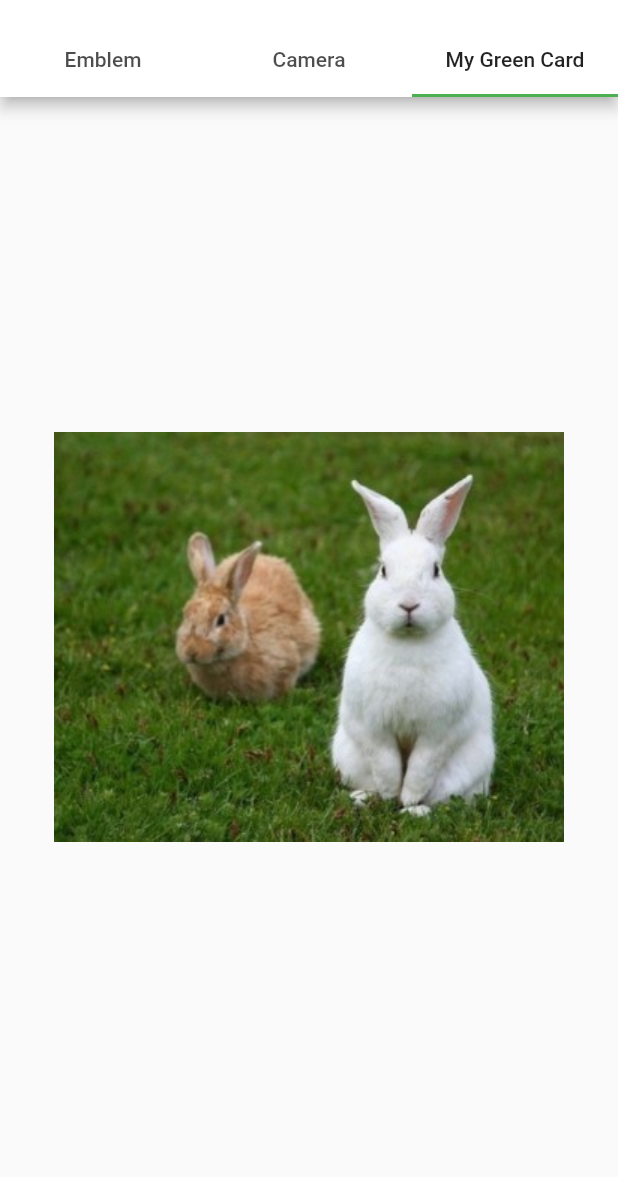
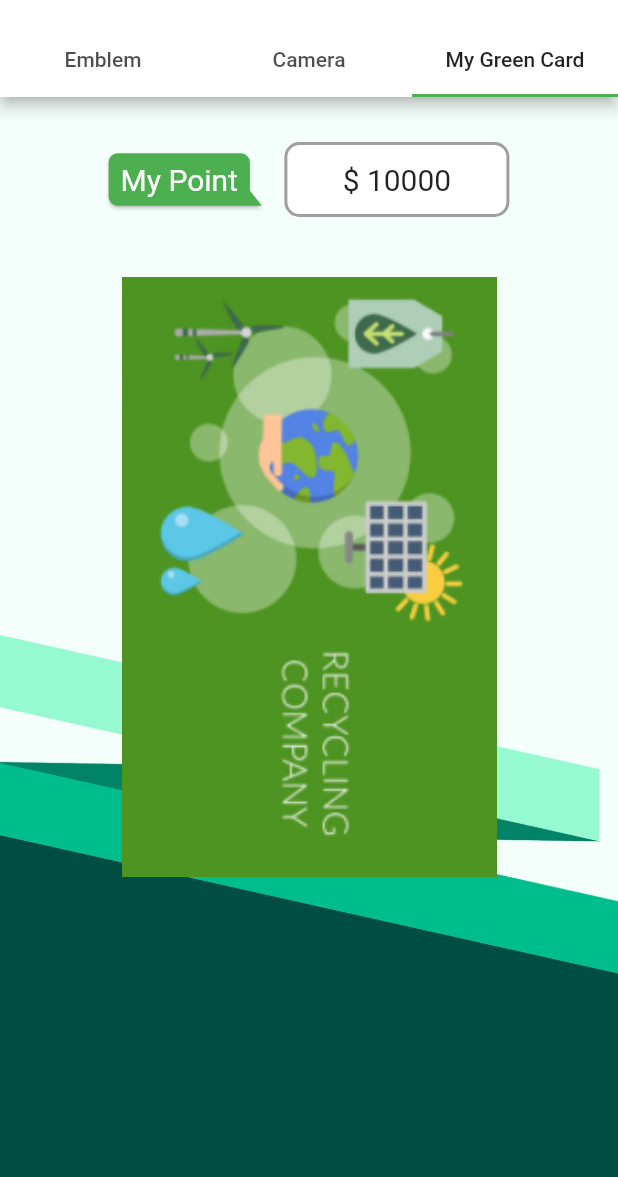
Before and after one commit to verdandi144/Plastic_Island, a Flutter app: the screen it shows after launch, tab 3 chosen, on a phone screen of 412 x 824 dp, the part 59-1236 px from its top. Run offline on Flutter 3.47's test engine with Material 2 defaults, Android fonts, the light colour scheme and no system bars; drawn by our look-alikes of bubble; our stand-ins replace image_picker; missing offline and left inert: tflite.

Commit message:
Version 0.0.5

```diff
--- a/lib/main.dart
+++ b/lib/main.dart
@@ -1,5 +1,6 @@
 import 'dart:convert';
 import 'dart:io';
+import 'package:bubble/bubble.dart';
 import 'package:flutter/cupertino.dart';
 import 'package:flutter/material.dart';
 import 'package:image_picker/image_picker.dart';
@@ -40,8 +41,11 @@ class _MyHomePageState extends State<MyHomePage> {
   final _picker = ImagePicker();
   File _image;
   bool hasImage=false;
-  String path;
-  String result;
+  String path='';
+  String result='';
+  String plasticType='';
+  String confidence='';
+
 
   @override
   void initState() {
@@ -54,6 +58,7 @@ class _MyHomePageState extends State<MyHomePage> {
     super.dispose();
   }
 
+
   void _test() async {
     var data = await getData('http://10.0.2.2:5000/');
         var decodedData = jsonDecode(data);
@@ -63,7 +68,7 @@ class _MyHomePageState extends State<MyHomePage> {
   Future classifyImage() async {
     await Tflite.loadModel(model: "plastic/converted_model.tflite",labels: "plastic/labels.txt");
     var output = await Tflite.runModelOnImage(path: path);
-    setState(() {
+    setState((){
       result = output.toString();
     });
   }
@@ -83,6 +88,7 @@ class _MyHomePageState extends State<MyHomePage> {
 
 
   }
+
   Widget emblemPage(){
     return Container(
         width:MediaQuery.of(context).size.width,
@@ -141,7 +147,10 @@ class _MyHomePageState extends State<MyHomePage> {
       ),
       child: hasImage?
         Column(children: [
-          SizedBox(height:30),
+          SizedBox(height:10),
+          Stack(
+            alignment: Alignment.center,
+              children: [
             Container(
               width:300,
               height: 500,
@@ -171,15 +180,28 @@ class _MyHomePageState extends State<MyHomePage> {
                       borderRadius: BorderRadius.all(
                           Radius.circular(10)
                       ),
-                      color: Colors.green,
+                      color: Color(0xaa5ca08e),
                     ),
                     child: Icon(Icons.delete,size: 50, color: Colors.white,)
-                )),
-          result==null?Text("no result") : Text(result)
+                ))
 
+          ]),
+          result==null? Text("no result") : Column(
+              children: [
+                plasticType=="PVC"? Text("Recycled!", style : TextStyle(color: Colors.green, fontSize: 25,fontWeight: FontWeight.bold)):
+                plasticType=="Melamine"? Text("Not Recycled!", style : TextStyle(color: Colors.red, fontSize: 25,fontWeight: FontWeight.bold)):
+                plasticType=="Synthetic rubber"? Text("Not Recycled!", style : TextStyle(color: Colors.red, fontSize: 25,fontWeight: FontWeight.bold)):
+                plasticType=="PET"? Text("Recycled!", style : TextStyle(color: Colors.green, fontSize: 25,fontWeight: FontWeight.bold)):
+                plasticType=="HDPE"? Text("Recycled!", style : TextStyle(color: Colors.green, fontSize: 25,fontWeight: FontWeight.bold)): SizedBox.shrink(),
+
+                plasticType=="PET"? Text("This is a recyclable \"$plasticType\", don't forget to remove the label paper and dispose :)", style: TextStyle(fontSize: 10,color: Colors.white))
+                    :Text(plasticType, style: TextStyle(fontSize: 20,color: Colors.white)),
+
+                Text("${result.substring(16,18)}%", style: TextStyle(color: Colors.blue, fontSize: 25))
               ])
 
 
+        ])
           :
       Column(
 
@@ -190,13 +212,74 @@ class _MyHomePageState extends State<MyHomePage> {
         GestureDetector(
           onTap: (){
             getImageFromCamera(ImageSource.camera);
-            classifyImage();
+
+
           },
           child:Container(
               child: Icon(Icons.camera_alt,size:200,color: Colors.green,)
         )
         )
       ])
+    );
+  }
+  Widget greenCardPage(){
+
+    return Container(
+
+
+        decoration: BoxDecoration(
+            image: DecorationImage(
+                image: AssetImage('images/Emblem_background.jpg'),
+                fit: BoxFit.cover
+            )
+        ),
+      child: Column(
+
+        children: [
+
+          SizedBox(height:30),
+          Row(
+            mainAxisAlignment: MainAxisAlignment.center,
+
+              children: [
+            Bubble(
+              nip: BubbleNip.rightBottom,
+              child: Text('My Point', style: TextStyle(color: Colors.white,fontSize: 20)),
+              color: Colors.green,
+            ),
+
+            SizedBox(width:15),
+            Container(
+              width: 150,
+              height:50,
+              alignment: Alignment.center,
+              child: Text("\$ 10000",style: TextStyle(fontSize: 20)),
+              decoration: BoxDecoration(
+                  border: Border.all(color: Colors.grey,width: 2),
+                  borderRadius: BorderRadius.all(
+                      Radius.circular(10)
+                  ),
+                color: Colors.white,
+              ),
+            )
+
+
+          ]),
+          SizedBox(height:40),
+          Container(
+            width:250,
+              height:400,
+              decoration: BoxDecoration(
+                  image: DecorationImage(
+                      image: AssetImage('images/GreenCard.png'),
+                      fit: BoxFit.cover
+                  )
+              )
+          )
+
+        ]
+      )
+
     );
   }
 
@@ -229,7 +312,7 @@ class _MyHomePageState extends State<MyHomePage> {
                   children: [
                     emblemPage(),
                     cameraPage(),
-                    Image(image:AssetImage('images/rabbit.jpg'))
+                    greenCardPage()
                   ]
               ),
               /*floatingActionButton: FloatingActionButton(
--- a/plastic/labels.txt
+++ b/plastic/labels.txt
@@ -1,5 +1,5 @@
 0 pvc
 1 melamine
-2  합성고무
+2 합성고무
 3 pet
 4 hdpe
--- a/pubspec.yaml
+++ b/pubspec.yaml
@@ -26,6 +26,7 @@ dependencies:
   http: ^0.12.2
   image_picker: ^0.6.7+22
   tflite: ^1.1.1
+  bubble: ^1.1.9+1
 
 
 
```
Also changed, not shown: pubspec.lock, 3 other files. Lines whose indentation alone changed are shown as unchanged.
